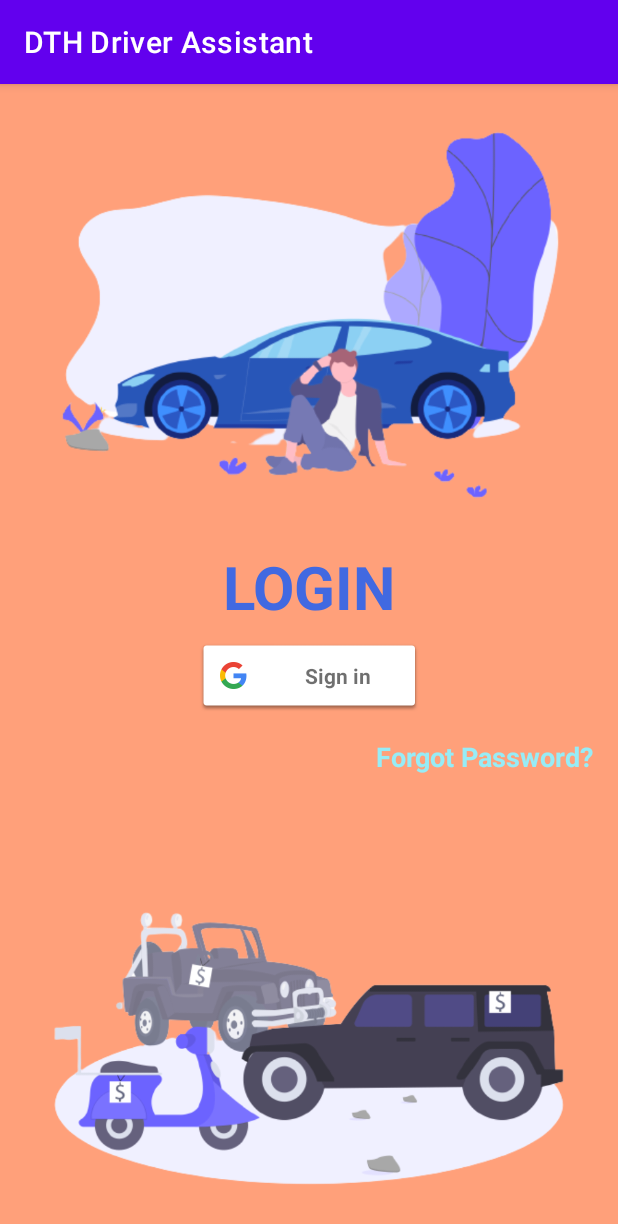
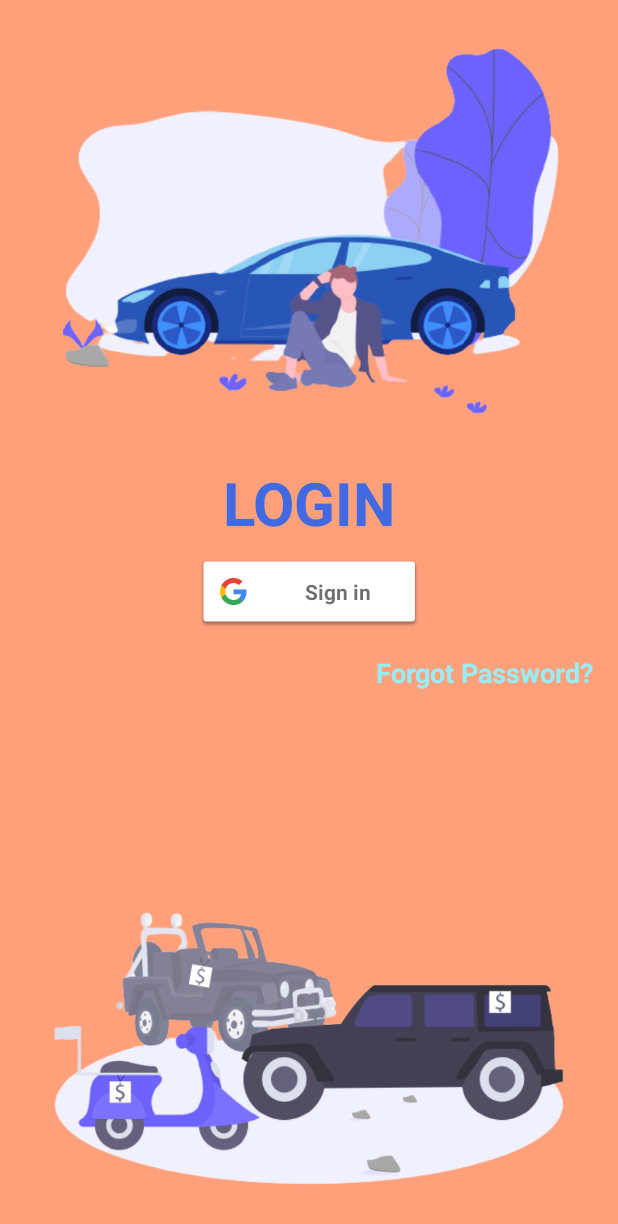
Before and after one commit to arirator120/driverassistant, an Android app: the screen it shows after launch (LoginActivity), on a phone screen of 412 x 824 dp. Shown: the top 1224 px of the screen. Run offline under Robolectric (Android 15) with nearby library versions, the phone set to English and light mode, and no system bars.

Commit message:
Da xoa cai barAction

```diff
--- a/DTHDriverAssistant/app/src/main/res/values/themes.xml
+++ b/DTHDriverAssistant/app/src/main/res/values/themes.xml
@@ -1,6 +1,6 @@
 <resources xmlns:tools="http://schemas.android.com/tools">
     <!-- Base application theme. -->
-    <style name="Theme.DTHDriverAssistant" parent="Theme.MaterialComponents.DayNight.DarkActionBar">
+    <style name="Theme.DTHDriverAssistant" parent="Theme.MaterialComponents.DayNight.NoActionBar">
         <!-- Primary brand color. -->
         <item name="colorPrimary">@color/purple_500</item>
         <item name="colorPrimaryVariant">@color/purple_700</item>
```
